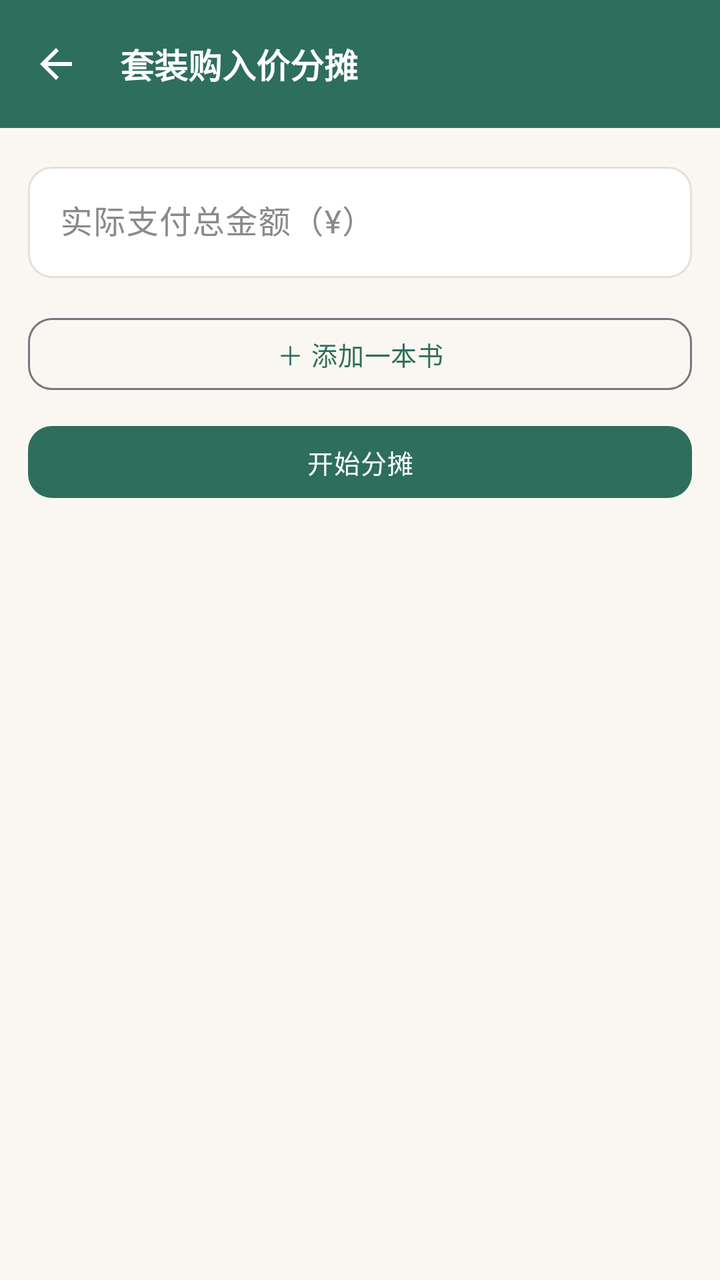
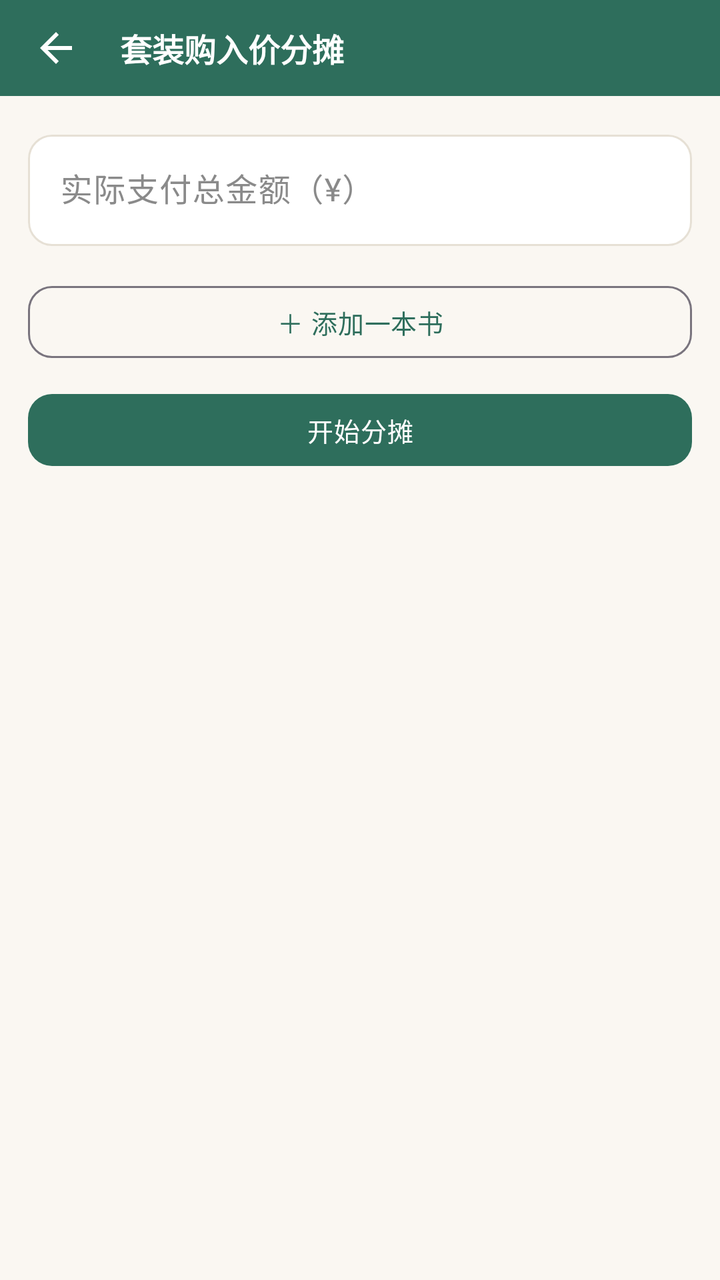

The first picture is an Android layout as it rendered before a commit; the second is the same layout after the commit. The layout source and the unified diff follow.
<!-- AndroidManifest.xml: application theme Theme.Bookshelf -->
<!-- res/layout/activity_split.xml -->
<?xml version="1.0" encoding="utf-8"?>
<LinearLayout xmlns:android="http://schemas.android.com/apk/res/android"
    xmlns:app="http://schemas.android.com/apk/res-auto"
    android:layout_width="match_parent"
    android:layout_height="match_parent"
    android:orientation="vertical">

    <com.google.android.material.appbar.MaterialToolbar
        android:id="@+id/toolbar"
        style="@style/Widget.Bookshelf.Toolbar"
        android:layout_width="match_parent"
        android:layout_height="?attr/actionBarSize"
        app:navigationIcon="@drawable/ic_back"
        app:title="套装购入价分摊" />

    <androidx.core.widget.NestedScrollView
        android:layout_width="match_parent"
        android:layout_height="0dp"
        android:layout_weight="1">

        <LinearLayout
            android:layout_width="match_parent"
            android:layout_height="wrap_content"
            android:orientation="vertical"
            android:padding="14dp">

            
            <com.google.android.material.textfield.TextInputLayout
                android:layout_width="match_parent"
                android:layout_height="wrap_content"
                android:hint="实际支付总金额（¥）">

                <com.google.android.material.textfield.TextInputEditText
                    android:id="@+id/et_total_paid"
                    android:layout_width="match_parent"
                    android:layout_height="wrap_content"
                    android:inputType="numberDecimal" />
            </com.google.android.material.textfield.TextInputLayout>

            
            <LinearLayout
                android:id="@+id/container_books"
                android:layout_width="match_parent"
                android:layout_height="wrap_content"
                android:layout_marginTop="8dp"
                android:orientation="vertical" />

            <com.google.android.material.button.MaterialButton
                android:id="@+id/btn_add_book"
                style="@style/Widget.Bookshelf.Button.Outlined"
                android:layout_width="match_parent"
                android:layout_height="wrap_content"
                android:layout_marginTop="8dp"
                android:text="＋ 添加一本书" />

            <com.google.android.material.button.MaterialButton
                android:id="@+id/btn_compute"
                android:layout_width="match_parent"
                android:layout_height="wrap_content"
                android:layout_marginTop="10dp"
                android:text="开始分摊" />

            
            <TextView
                android:id="@+id/tv_result_label"
                android:layout_width="wrap_content"
                android:layout_height="wrap_content"
                android:layout_marginTop="14dp"
                android:text="分摊结果"
                android:textStyle="bold"
                android:textColor="?attr/colorPrimary"
                android:visibility="gone" />

            <LinearLayout
                android:id="@+id/container_result"
                android:layout_width="match_parent"
                android:layout_height="wrap_content"
                android:layout_marginTop="6dp"
                android:orientation="vertical" />

            
            <TextView
                android:id="@+id/tv_history_label"
                android:layout_width="wrap_content"
                android:layout_height="wrap_content"
                android:layout_marginTop="18dp"
                android:layout_marginBottom="20dp"
                android:text="历史记录（最近 10 次）"
                android:textStyle="bold"
                android:textColor="?attr/colorPrimary"
                android:visibility="gone" />

            <LinearLayout
                android:id="@+id/container_history"
                android:layout_width="match_parent"
                android:layout_height="wrap_content"
                android:orientation="vertical" />
        </LinearLayout>
    </androidx.core.widget.NestedScrollView>
</LinearLayout>
<!-- resources referenced by this layout -->
<resources>
  <!-- drawable ic_back (drawable) -->
  <vector xmlns:android="http://schemas.android.com/apk/res/android"
      android:width="24dp" android:height="24dp"
      android:viewportWidth="24" android:viewportHeight="24"
      android:autoMirrored="true">
      <path
          android:fillColor="#FFFFFFFF"
          android:pathData="M20,11L7.8,11l5.6,-5.6L12,4l-8,8 8,8 1.4,-1.4L7.8,13L20,13z" />
  </vector>
  <style name="Widget.Bookshelf.Button.Outlined" parent="Widget.Material3.Button.OutlinedButton">
          <item name="shapeAppearance">@style/ShapeAppearance.Bookshelf.Medium</item>
          <item name="android:textSize">@dimen/text_body_small</item>
          <item name="android:letterSpacing">0.02</item>
          <item name="android:minHeight">44dp</item>
          <item name="cornerRadius">@dimen/radius_md</item>
      </style>
  <style name="Widget.Bookshelf.Toolbar" parent="Widget.Material3.Toolbar">
          <item name="android:background">?attr/colorPrimary</item>
          <item name="titleTextColor">@color/white</item>
          <item name="titleTextAppearance">@style/TextAppearance.Bookshelf.ToolbarTitle</item>
          <item name="navigationIconTint">@color/white</item>
          <item name="android:elevation">0dp</item>
      </style>
  <style name="Theme.Bookshelf" parent="Theme.Bookshelf.Base">
          <item name="colorPrimary">@color/primary</item>
          <item name="colorPrimaryVariant">@color/primary_dark</item>
          <item name="colorSecondary">@color/accent</item>
          
          <item name="chip_bg">@color/chip_bg</item>
          <item name="primary_container">@color/green_container</item>
          <item name="on_primary_container">@color/green_on_container</item>
      </style>
  <style name="ShapeAppearance.Bookshelf.Medium" parent="ShapeAppearance.Material3.Corner.Medium">
          <item name="cornerSize">@dimen/radius_md</item>
      </style>
  <dimen name="text_body_small">13sp</dimen>
  <dimen name="radius_md">12dp</dimen>
  <color name="white">#FFFFFF</color>
  <style name="TextAppearance.Bookshelf.ToolbarTitle" parent="TextAppearance.Material3.TitleLarge">
          <item name="android:textSize">@dimen/text_headline</item>
          <item name="android:textStyle">bold</item>
          <item name="android:textColor">@color/white</item>
      </style>
  <color name="primary">#2E6E5C</color>
  <color name="primary_dark">#1F4D40</color>
  <color name="accent">#C08A3E</color>
  <color name="chip_bg">#E8F0ED</color>
  <color name="green_container">#E6F0EC</color>
  <color name="green_on_container">#1C4A3E</color>
  <dimen name="text_headline">17sp</dimen>
  <color name="bg_page">#FAF7F2</color>
  <color name="surface">#FFFFFF</color>
  <color name="surface_dim">#F4F0E9</color>
  <color name="outline">#E6E0D5</color>
  <color name="outline_strong">#CFC5B4</color>
  <color name="text_main">#2B2B2B</color>
  <color name="text_sub">#8A8A8A</color>
  <style name="Widget.Bookshelf.Button" parent="Widget.Material3.Button">
          <item name="shapeAppearance">@style/ShapeAppearance.Bookshelf.Medium</item>
          <item name="android:textSize">@dimen/text_body_small</item>
          <item name="android:letterSpacing">0.02</item>
          <item name="android:minHeight">44dp</item>
          <item name="cornerRadius">@dimen/radius_md</item>
      </style>
  <style name="Widget.Bookshelf.MaterialCard" parent="Widget.Material3.CardView.Outlined">
          <item name="cardCornerRadius">@dimen/card_corner</item>
          <item name="cardElevation">0dp</item>
          <item name="strokeColor">?attr/outline</item>
          <item name="strokeWidth">1dp</item>
      </style>
  <dimen name="card_corner">16dp</dimen>
  <!-- unchanged entries left out for length: 2 -->
</resources>

<!-- the commit's change to res/layout/activity_split.xml (unified diff, before → after) -->
@@ -9,7 +9,7 @@
         android:id="@+id/toolbar"
         style="@style/Widget.Bookshelf.Toolbar"
         android:layout_width="match_parent"
-        android:layout_height="?attr/actionBarSize"
+        android:layout_height="@dimen/toolbar_h"
         app:navigationIcon="@drawable/ic_back"
         app:title="套装购入价分摊" />
 
<!-- resource entries referenced after the edit -->
@@ -1,5 +1,6 @@
 <!-- resources referenced by this layout -->
 <resources>
+  <dimen name="toolbar_h">48dp</dimen>
   <!-- drawable ic_back (drawable) -->
   <vector xmlns:android="http://schemas.android.com/apk/res/android"
       android:width="24dp" android:height="24dp"
@@ -39,7 +40,7 @@
   <dimen name="radius_md">12dp</dimen>
   <color name="white">#FFFFFF</color>
   <style name="TextAppearance.Bookshelf.ToolbarTitle" parent="TextAppearance.Material3.TitleLarge">
-          <item name="android:textSize">@dimen/text_headline</item>
+          <item name="android:textSize">@dimen/text_title_toolbar</item>
           <item name="android:textStyle">bold</item>
           <item name="android:textColor">@color/white</item>
       </style>
@@ -49,7 +50,7 @@
   <color name="chip_bg">#E8F0ED</color>
   <color name="green_container">#E6F0EC</color>
   <color name="green_on_container">#1C4A3E</color>
-  <dimen name="text_headline">17sp</dimen>
+  <dimen name="text_title_toolbar">16sp</dimen>
   <color name="bg_page">#FAF7F2</color>
   <color name="surface">#FFFFFF</color>
   <color name="surface_dim">#F4F0E9</color>
